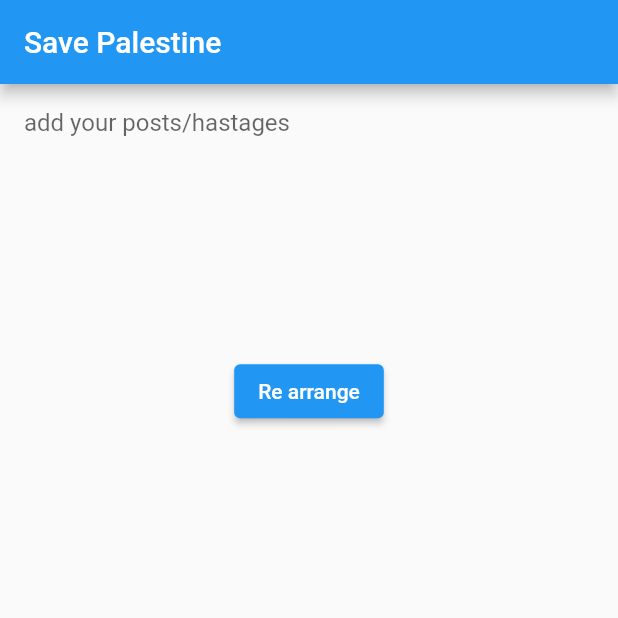
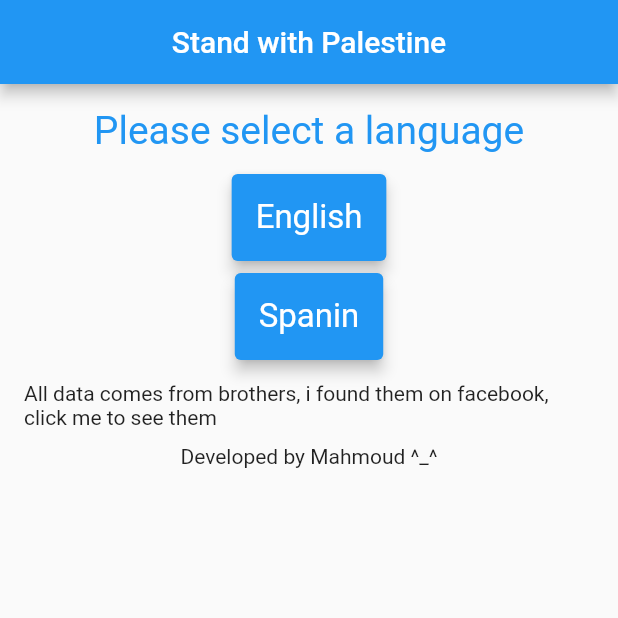
Before and after one commit to MahmoudMabrok/supportPalestine, a Flutter app: the screen it shows after launch, on a phone screen of 412 x 824 dp, the top half of it. Run offline on Flutter 3.47's test engine with Material 2 defaults, Android fonts, the light colour scheme and no system bars; our stand-ins replace fluttertoast.

Commit message:
feat: add language with posts - add content for English

```diff
--- /dev/null
+++ b/lib/data.dart
@@ -0,0 +1,82 @@
+import 'package:save_palestine/models/PostModel.dart';
+
+const en = 'English';
+const es = 'Spanin';
+const tr = 'Turkey';
+const ru = 'Russsian';
+
+const languagesOfPosts = const [en, es];
+
+const allData = [
+  PostModel(
+    en,
+    [
+      LinkPage('https://www.facebook.com/dailytelegraph/?refid=52',
+          'dailytelegraph'),
+      LinkPage('https://www.facebook.com/SkyBet/', 'SkyBet'),
+      LinkPage('https://www.facebook.com/washingtonpost/?refid=52',
+          'washingtonpost'),
+      LinkPage('https://www.facebook.com/skynews/?refid=52', 'skynews'),
+      LinkPage(
+          'https://www.facebook.com/thedailystar/?refid=52', 'thedailystar'),
+    ],
+    [
+      """ In May 2019, the Palestinian Central Bureau of Statistics said that the number of martyrs since the catastrophe until now - without counting the martyrs -1
+of wars - is close to one hundred thousand, who were slaughtered in massacres that wiped out entire villages from existence , between an old man, an
+ .elderly woman, a child, a man and a woman""",
+      """The number of people who were displaced in 1948 was close to 800,000 Palestinians, and the number of villages destroyed at the time was 531 out of -2
+ .774 in 71 massacres""",
+      """In 1950, Israel issued a law called "Absentee Property". Under this law, they were given the right to seize the property of all those who were displaced -3
+after 1948 due
+ .to this law, 350 colonies were established between 1948 and 1953""",
+      """The BRAVER project to Judaize the Negev and destroy nearly forty thousand Palestinians, which targeted the largest area of land, for out of a thousand -5
+.kilometers that the Bedouin Arab communities owned there, only a hundred kilometers remained""",
+      """
+Israel built the Annexation Wall at a distance of 708 km. This barrier prevents many farmers from entering their lands without an entry permit from the -6
+.Israeli Civil Administration
+.The permits are for a specified period, and are for the owner of the land only, and it is forbidden to accompany workers or other farmers
+.This contributed to the general idea: to seize land and restrict the movement of its people
+——————————————————————""",
+      """
+In 1969 a law was passed stating that any private property that the custodian of government property considers public property will be so, unless proven -7
+!otherwise
+!That means the right of proof has been transferred from the oppressor who wants to seize the land to the oppressed who owns the land
+.Taking into account that this was 50 years ago, so the existence of proof of ownership of lands inherited from hundreds of years ago was impossible
+""",
+      """Let me tell you an incident that took place about 12 years ago. Our loved ones in Gaza have an authentic family called the Samouni family. Among them is
+a person who was 13 years old in 2009 at the time of the incident, his name is Abdullah al-Samuni. Abdullah says that at dawn on January 3, 2009, the
+family woke up from sleep, terrified by the sound of an explosion under the house. The sound was an explosive device detonated by the occupying forces
+under the house in Al-Zaytoun neighborhood, south of Gaza. Not only that, the soldiers continued to strike random fire everywhere for about a quarter of
+an hour, after which they asked about the owner of the house, so an elderly man named Attia al-Samuni went out with his hand raised. Simply put, they
+shot him without introductions.
+After that, they broke into the house and entered a room where the women and children of the household gathered, and the random fire continued to hit
+the ceiling and walls of the room. The goal was not to kill them all along, no, the goal was to spread terror. And spread terror, causing the death of a child
+and a woman, and then three children were hit, one of them with four bullets in the chest and head, another in the right thigh and a third in the leg. Then
+the soldiers decided to have a little fun. So they went and bombed another room in the house , smoke spread to the injured children and women who were
+still alive among the dead, suffocating them, and a baby girl, who was only two weeks old, was about to suffocate but the mother ran into another room to
+save her . After a while, the soldiers were almost exhausted from the game, so they decided to expel the family because the sight of blood and the
+screaming disturbed them.
+The mother ran with her four-year-old injured child with four bullets in one hand, and the seven-year-old, with a bulley in his thigh in the other hand, trying
+to reach any hospital.
+The family moved 300 meters away from the house, and other soldiers met them, refusing to let them pass, and asked them to go to Rafah, that was 38
+kilometers away. The mother refused and ran into a house that belonged to her relatives, and of course at that time the four-shot child was dead. Abdullah
+tells: Before he died, he used to say: I want to take you to heaven. In the morning, the afflicted family went out carrying white flags and only hoped for
+treatment for those who had not yet died, until some ambulances arrived (which were only 3 km away from them).
+The al-Samuni family lost 29 martyrs in the Gaza war, among the weeping situations for them also that the occupation asked 100 of them to gather in one
+house, owned by Wael al-Samuni, and then fired randomly until morning. According to members of the Palestinian Red Crescent, it is said that the number
+of those who were killed approached seventy.
+The Zionists at that time used internationally banned weapons, such as white phosphorous, which causes distortions to all elements of the environment,
+water, air, animals, and burns to the eyes, skin, and respiratory system. White phosphorous, when explodeds it burns anything it encounters from the first
+human to the soil. Zionists are trying to get the sympathy of the world, despite the fact that they were the ones who were bombing, and killing the people of
+Gaza yesterday."""
+    ],
+  ),
+  PostModel(es, [
+    LinkPage('', '')
+  ], [
+    """ """,
+    """ """,
+    """ """,
+    """ """,
+  ])
+];
--- /dev/null
+++ b/lib/helper/helpers.dart
@@ -0,0 +1,6 @@
+import 'package:url_launcher/url_launcher.dart';
+
+class HelperMethods {
+  static void launchURL(String url) async =>
+      await canLaunch(url) ? await launch(url) : throw 'Could not launch $url';
+}
--- a/lib/main.dart
+++ b/lib/main.dart
@@ -1,4 +1,6 @@
 import 'package:flutter/material.dart';
+import 'package:save_palestine/screens/languages_detail.dart';
+import 'package:save_palestine/screens/list_languages.dart';
 
 void main() {
   runApp(MyApp());
@@ -9,69 +11,16 @@ class MyApp extends StatelessWidget {
   @override
   Widget build(BuildContext context) {
     return MaterialApp(
-        title: 'Save Palestine',
-        debugShowCheckedModeBanner: false,
-        theme: ThemeData(
-          primarySwatch: Colors.blue,
-        ),
-        home: Scaffold(
-            appBar: AppBar(
-              title: Text('Save Palestine'),
-            ),
-            body: HomePage()));
-  }
-}
-
-class HomePage extends StatefulWidget {
-  const HomePage({Key key}) : super(key: key);
-
-  @override
-  _HomePageState createState() => _HomePageState();
-}
-
-class _HomePageState extends State<HomePage> {
-  var controle = TextEditingController();
-
-  var computedString = "";
-
-  void reArrangeHashtages(String text) {
-    var list = text.split("\n");
-    list.shuffle();
-
-    String f = list.join("\n");
-    /*  setState(() {
-      computedString = f;
-
-    });*/
-    controle.text = f;
-  }
-
-  @override
-  Widget build(BuildContext context) {
-    var window = MediaQuery.of(context);
-    var height = window.size.height;
-    return Padding(
-      padding: EdgeInsets.all(16),
-      child: Column(
-        children: [
-          Container(
-            decoration: BoxDecoration(),
-            height: height * 0.2,
-            child: TextField(
-              keyboardType: TextInputType.multiline,
-              maxLines: null,
-              controller: controle,
-              decoration: InputDecoration.collapsed(
-                  hintText: 'add your posts/hastages'),
-            ),
-          ),
-          ElevatedButton(
-              onPressed: () {
-                reArrangeHashtages(controle.text);
-              },
-              child: Text('Re arrange'))
-        ],
+      title: 'Stand with Palestine',
+      debugShowCheckedModeBanner: false,
+      theme: ThemeData(
+        primarySwatch: Colors.blue,
       ),
+      initialRoute: '/',
+      routes: {
+        '/': (ctx) => ListLanguages(),
+        LanguagesDetail.routeName: (ctx) => LanguagesDetail()
+      },
     );
   }
 }
--- /dev/null
+++ b/lib/screens/list_languages.dart
@@ -0,0 +1,75 @@
+import 'package:flutter/material.dart';
+import 'package:save_palestine/data.dart';
+import 'package:save_palestine/helper/helpers.dart';
+import 'package:save_palestine/screens/languages_detail.dart';
+
+class ListLanguages extends StatelessWidget {
+  @override
+  Widget build(BuildContext context) {
+    return Scaffold(
+      appBar: AppBar(
+        centerTitle: true,
+        title: Text('Stand with Palestine'),
+      ),
+      body: SingleChildScrollView(
+        child: Padding(
+          padding: const EdgeInsets.all(16.0),
+          child: Container(
+            width: double.infinity,
+            child: Column(
+              mainAxisAlignment: MainAxisAlignment.center,
+              children: [
+                Text(
+                  'Please select a language',
+                  style: TextStyle(
+                      color: Theme.of(context).primaryColor, fontSize: 26),
+                ),
+                SizedBox(
+                  height: 10,
+                ),
+                ...languagesOfPosts.map((e) => InkWell(
+                      onTap: () {
+                        Navigator.of(context)
+                            .pushNamed(LanguagesDetail.routeName, arguments: e);
+                      },
+                      focusColor: Colors.deepPurple,
+                      child: Card(
+                        elevation: 4,
+                        color: Theme.of(context).primaryColor,
+                        child: Padding(
+                          padding: const EdgeInsets.all(16.0),
+                          child: Text(
+                            e,
+                            style: TextStyle(fontSize: 22, color: Colors.white),
+                          ),
+                        ),
+                      ),
+                    )),
+                SizedBox(
+                  height: 10,
+                ),
+                InkWell(
+                  onTap: () {
+                    HelperMethods.launchURL(
+                        'https://m.facebook.com/story.php?story_fbid=4060454960683412&id=100001568430877');
+                  },
+                  child: Text(
+                      'All data comes from brothers, i found them on facebook, click me to see them'),
+                ),
+                SizedBox(
+                  height: 10,
+                ),
+                InkWell(
+                    onTap: () {
+                      HelperMethods.launchURL(
+                          'https://www.linkedin.com/in/mahmoud-mabrouk-fouad/');
+                    },
+                    child: Text('Developed by Mahmoud ^_^')),
+              ],
+            ),
+          ),
+        ),
+      ),
+    );
+  }
+}
--- a/pubspec.yaml
+++ b/pubspec.yaml
@@ -23,6 +23,9 @@ environment:
 dependencies:
   flutter:
     sdk: flutter
+  url_launcher: ^6.0.4
+  fluttertoast: ^8.0.7
+
 
 
   # The following adds the Cupertino Icons font to your application.
```
Also changed, not shown: lib/models/PostModel.dart (added, +14 -0 lines), lib/screens/home.dart (added, +73 -0 lines), lib/screens/languages_detail.dart (added, +130 -0 lines), pubspec.lock.
